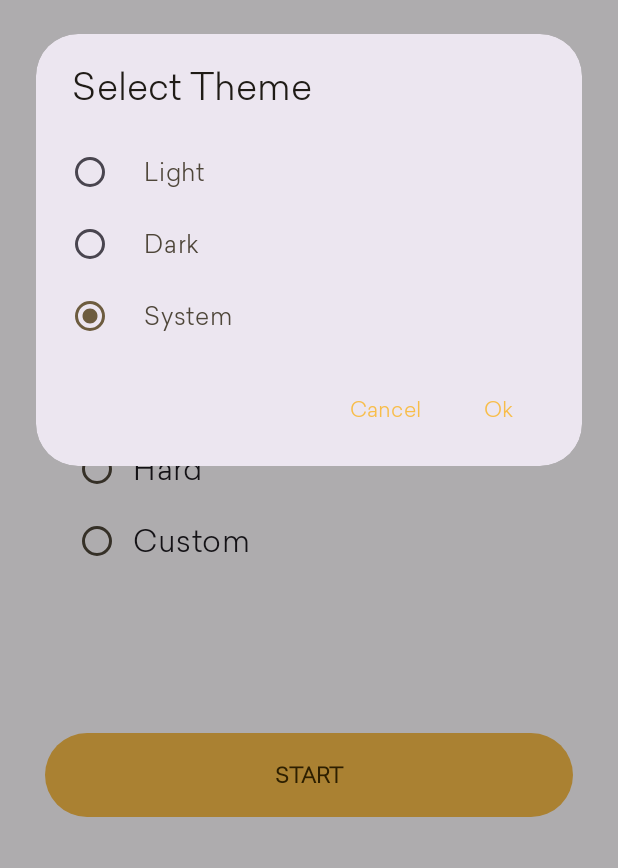
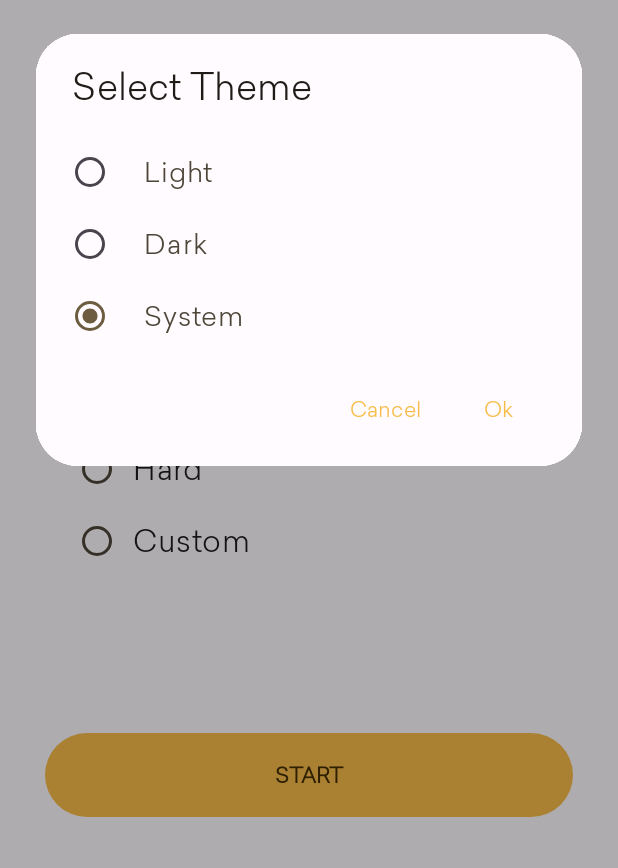
Before and after one commit to hexley21/ArithMathics, an Android app: the screen it shows after launch (MainActivity), in the options menu, after a tap on "Theme", on a phone screen of 412 x 824 dp, the part 368-1236 px from its top. Run offline under Robolectric (Android 15) with nearby library versions, the phone set to English and light mode, and no system bars; our stand-ins replace Dagger/Hilt's generated code.

Commit message:
add style for pop dialogs

```diff
--- a/app/src/main/res/values-night/themes.xml
+++ b/app/src/main/res/values-night/themes.xml
@@ -32,7 +32,9 @@
         <item name="android:statusBarColor">?attr/android:colorBackground</item>
         <item name="android:windowLightStatusBar" tools:targetApi="m" tools:ignore="NewApi">true</item>
         <item name="fontFamily">@font/contractica_book</item>
+        <item name="materialAlertDialogTheme">@style/ThemeOverlay.App.MaterialAlertDialog</item>
     </style>
+
     <style name="ThemeOverlay.MyTheme" parent="ThemeOverlay.AppCompat.Dark">
         <item name="android:backgroundTint">?attr/colorSurface</item>
     </style>
--- a/app/src/main/res/values/styles.xml
+++ b/app/src/main/res/values/styles.xml
@@ -5,4 +5,16 @@
         <item name="elevation">0dp</item>
         <item name="popupTheme">@style/ThemeOverlay.MyTheme</item>
     </style>
+
+    <style name="ThemeOverlay.App.MaterialAlertDialog" parent="ThemeOverlay.Material3.MaterialAlertDialog">
+        <item name="checkedTextViewStyle">@style/MaterialAlertDialog.App.Body.Text</item>
+        <item name="android:background">?attr/colorSurface</item>
+    </style>
+
+    <style name="MaterialAlertDialog.App.Body.Text" parent="MaterialAlertDialog.Material3.Body.Text">
+        <item name="android:textAppearance">@style/DialogTextAppearance</item>
+    </style>
+    <style name="DialogTextAppearance" parent="TextAppearance.Material3.BodyLarge">
+        <item name="android:textSize">18sp</item>
+    </style>
 </resources>
--- a/app/src/main/res/values/themes.xml
+++ b/app/src/main/res/values/themes.xml
@@ -32,7 +32,9 @@
         <item name="android:statusBarColor">?attr/colorSurface</item>
         <item name="android:windowLightStatusBar" tools:targetApi="m" tools:ignore="NewApi">true</item>
         <item name="fontFamily">@font/contractica_book</item>
+        <item name="materialAlertDialogTheme">@style/ThemeOverlay.App.MaterialAlertDialog</item>
     </style>
+
     <style name="ThemeOverlay.MyTheme" parent="ThemeOverlay.AppCompat.Light">
         <item name="android:backgroundTint">?attr/colorSurface</item>
     </style>
```
